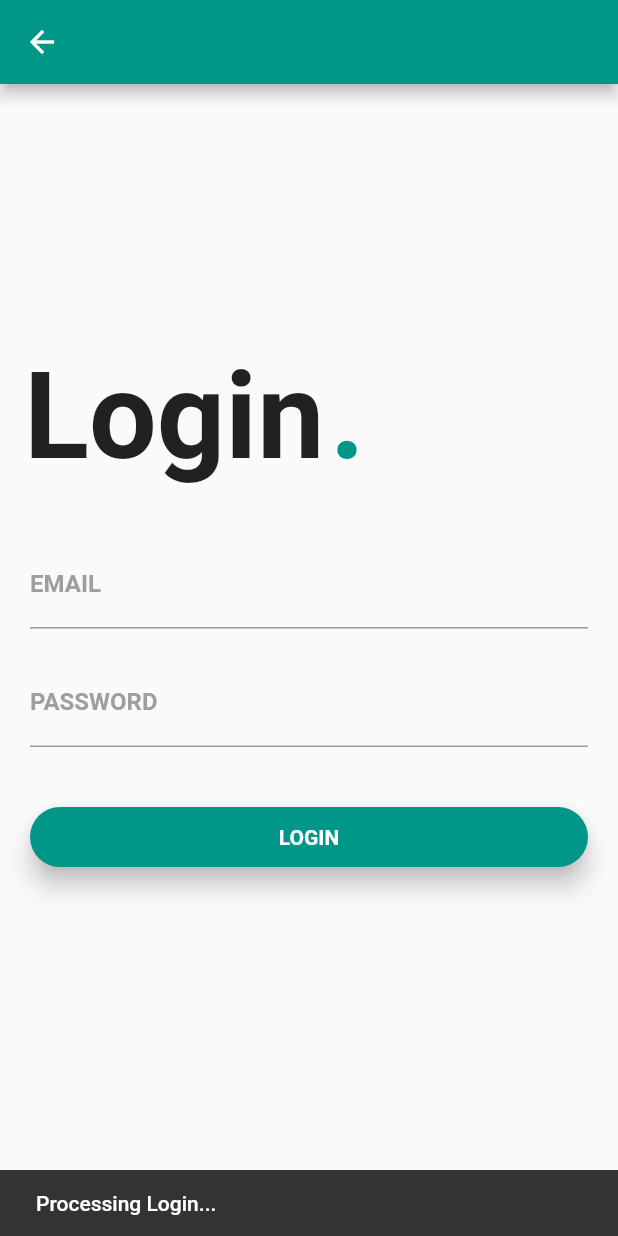
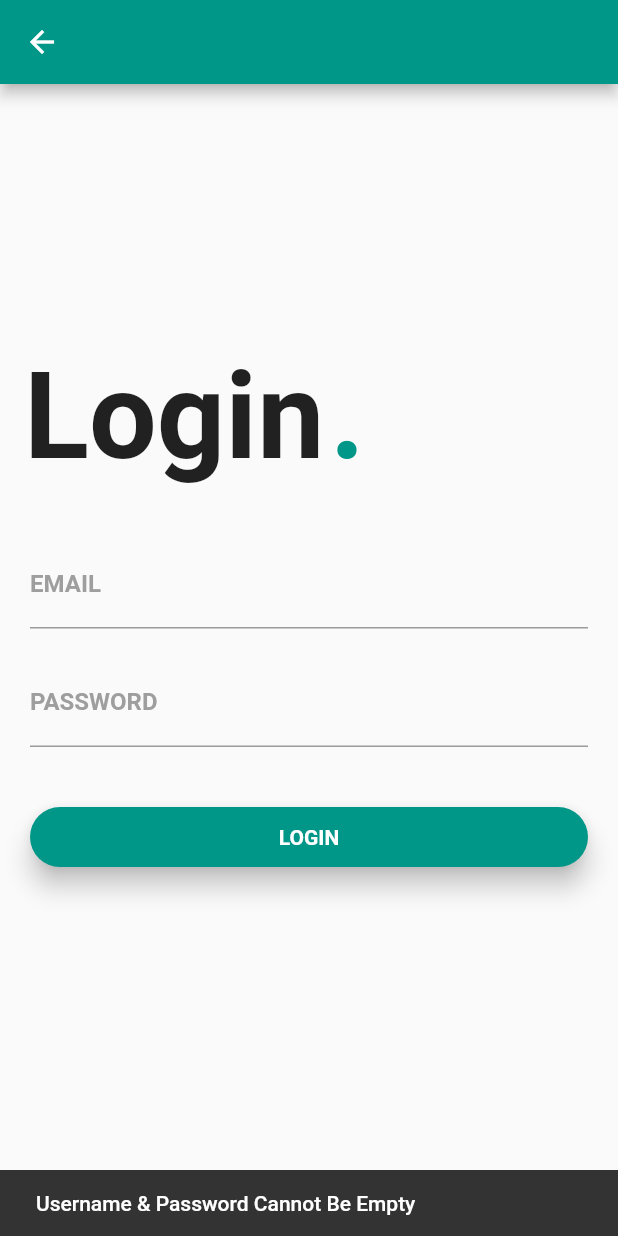
Before and after one commit to samarthgupta29/Flutter_UGC, a Flutter app: the UGC_Login screen opened directly, after a tap on "LOGIN", on a phone screen of 412 x 824 dp. Run offline on Flutter 3.47's test engine with Material 2 defaults, Android fonts, the phone set to English and light mode, and no system bars; our stand-ins replace curved_navigation_bar, shared_preferences; accounts and stored records are empty; Roboto replaces fonts that are missing (Montserrat).

Commit message:
LBB-INTERNAL

```diff
--- a/example/lib/UGC_Login.dart
+++ b/example/lib/UGC_Login.dart
@@ -8,6 +8,7 @@ import 'package:multi_image_picker_example/requestLoginAPI.dart';
 import 'package:multi_image_picker_example/platformScaffold.dart';
 import 'package:multi_image_picker_example/basicDrawer.dart';
 import 'UGC_Onboarding.dart';
+import 'package:multi_image_picker_example/requestLoginAPI.dart';
 
 void main() {
   runApp(MyAppThree());
@@ -112,7 +113,7 @@ class _UGC_LoginState extends State<UGC_Login> {
                           elevation: 7.0,
                           child: InkWell(
                             onTap: () {
-                              print("tapped");
+                              if(_userNameController.text.isNotEmpty && _passwordController.text.isNotEmpty){
                                 _scaffoldKey.currentState
                                     .showSnackBar(new SnackBar(
                                     duration: Duration(seconds: 1),
@@ -128,6 +129,18 @@ class _UGC_LoginState extends State<UGC_Login> {
                                     client_id,
                                     client_secret,
                                     grant_type);
+                              }
+                              else{
+                                _scaffoldKey.currentState
+                                    .showSnackBar(new SnackBar(
+                                    duration: Duration(seconds: 3),
+                                    content: new Text(
+                                      "Username & Password Cannot Be Empty",
+                                      style: TextStyle(
+                                          fontWeight: FontWeight.w500),
+                                    )));
+                              }
+
                             },
                             child: Center(
                               child: Text(
--- a/example/lib/requestLoginAPI.dart
+++ b/example/lib/requestLoginAPI.dart
@@ -6,7 +6,6 @@ import 'package:shared_preferences/shared_preferences.dart';
 import 'UGC_Form.dart';
 import 'UGC_Image.dart';
 import 'UGC_DiscoveriesHome.dart';
-
 
 Future requestLoginAPI(BuildContext context, String username, String password,
     String client_id, String client_secret, String grant_type) async {
--- a/pubspec.yaml
+++ b/pubspec.yaml
@@ -1,6 +1,6 @@
 name: multi_image_picker
 description: Flutter plugin that allows you to display multi image picker on iOS and Android.
-version: 3.0.22
+version: 4.0.1
 author: Radoslav Vitanov <radoslav.vitanov@icloud.com>
 homepage: https://github.com/Sh1d0w/multi_image_picker
 
```
Lines whose indentation alone changed are shown as unchanged.
